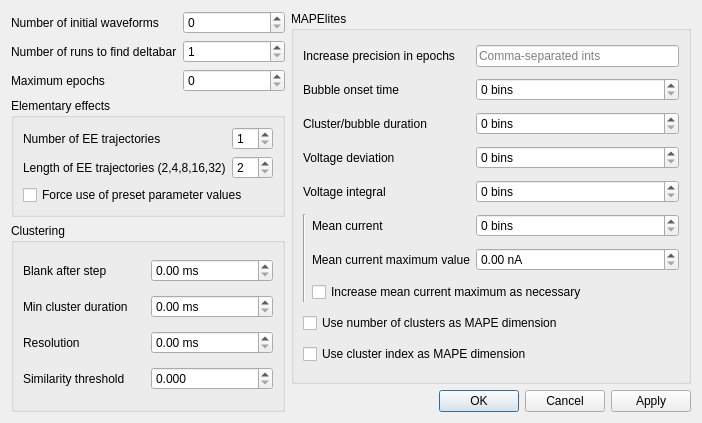
Above: src/gui/wavegendatadialog.ui from CompEphys-team/rtdo before the change. Below: the same form after it.
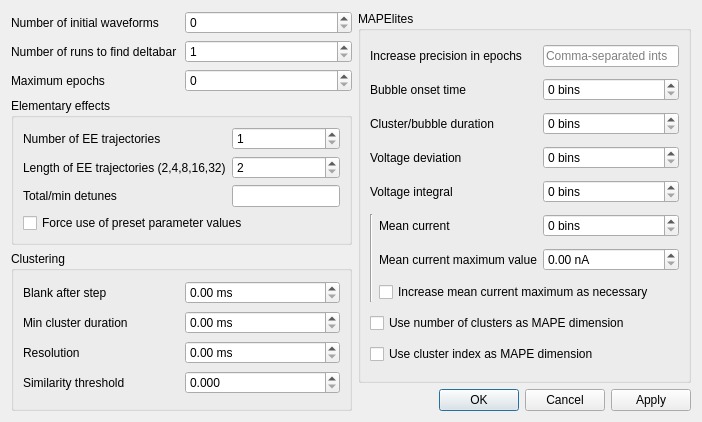
That is the form after the change.

Commit message: UX: Provide information about min and total detunes in EE trajectories

The edit to the form file:
```diff
--- a/src/gui/wavegendatadialog.ui
+++ b/src/gui/wavegendatadialog.ui
@@ -7,7 +7,7 @@
     <x>0</x>
     <y>0</y>
     <width>702</width>
-    <height>423</height>
+    <height>422</height>
    </rect>
   </property>
   <property name="windowTitle">
@@ -96,13 +96,27 @@
         </property>
        </widget>
       </item>
-      <item row="2" column="0" colspan="2">
+      <item row="3" column="0" colspan="2">
        <widget class="QCheckBox" name="useBaseParameters">
         <property name="text">
          <string>Force use of preset parameter values</string>
         </property>
        </widget>
       </item>
+      <item row="2" column="0">
+       <widget class="QLabel" name="label_3">
+        <property name="text">
+         <string>Total/min detunes</string>
+        </property>
+       </widget>
+      </item>
+      <item row="2" column="1">
+       <widget class="QLineEdit" name="nDetunes">
+        <property name="readOnly">
+         <bool>true</bool>
+        </property>
+       </widget>
+      </item>
      </layout>
     </widget>
    </item>
```
The commit also changes 2 other files.
